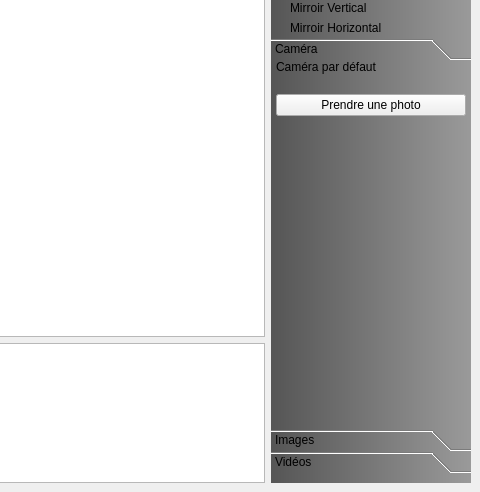
The window that vizualizator/vizualizatorwidget.ui (jlfrucot/vizualizator) describes before a commit, drawn with Qt 5; both pictures show x 513 to 993 and y 177 to 669 of the 993 by 669 pixel window.
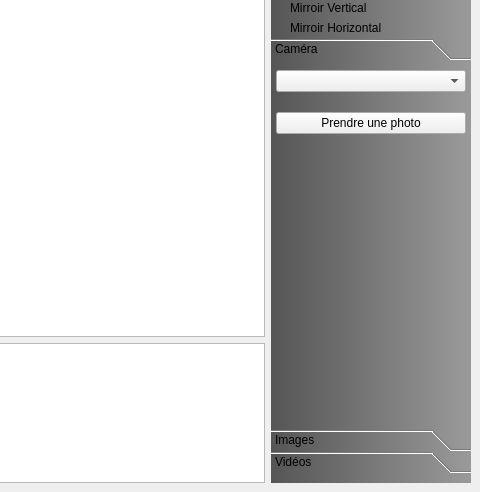
The same window after the commit. Custom widgets are drawn as their Qt base class.

Commit message: Remplacement QLabel nom de la caméra par une comboBox de choix

Patch:
```diff
--- a/vizualizator/vizualizatorwidget.ui
+++ b/vizualizator/vizualizatorwidget.ui
@@ -521,14 +521,23 @@
                      <number>5</number>
                     </property>
                     <item>
-                     <widget class="QLabel" name="lbCameraName">
-                      <property name="text">
-                       <string>Caméra par défaut</string>
+                     <spacer name="verticalSpacer_4">
+                      <property name="orientation">
+                       <enum>Qt::Vertical</enum>
                       </property>
-                      <property name="wordWrap">
-                       <bool>true</bool>
+                      <property name="sizeType">
+                       <enum>QSizePolicy::Fixed</enum>
                       </property>
-                     </widget>
+                      <property name="sizeHint" stdset="0">
+                       <size>
+                        <width>20</width>
+                        <height>10</height>
+                       </size>
+                      </property>
+                     </spacer>
+                    </item>
+                    <item>
+                     <widget class="QComboBox" name="cBoxSelectCam"/>
                     </item>
                     <item>
                      <spacer name="verticalSpacer_3">
```
The commit also changes 3 other files.
